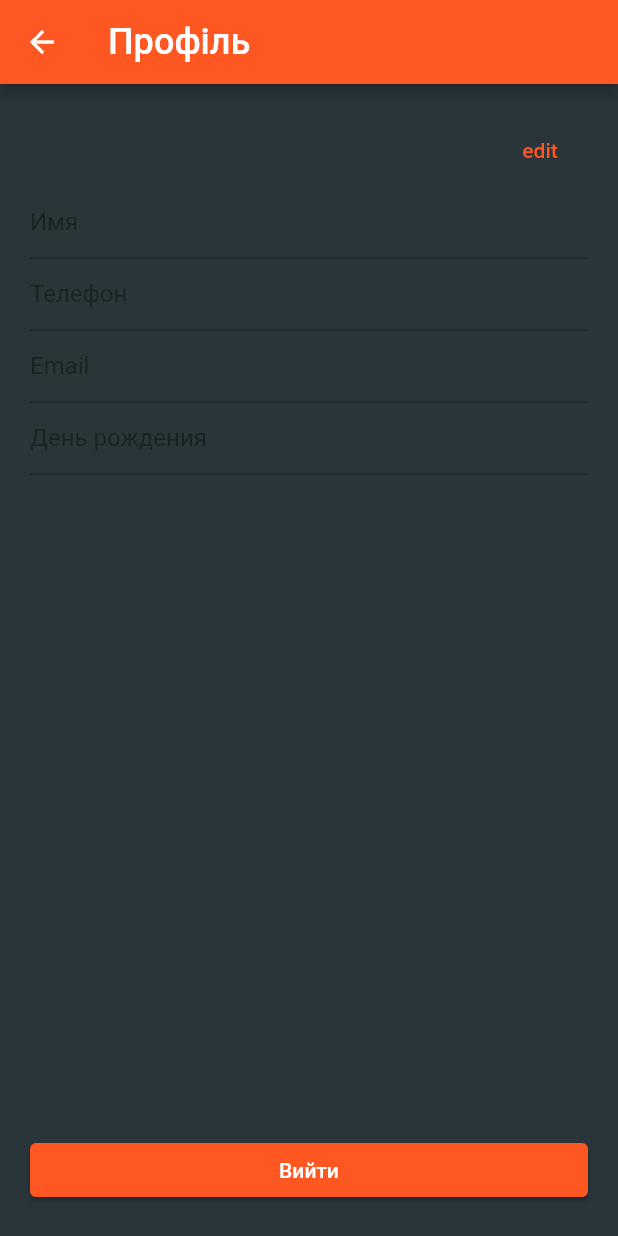
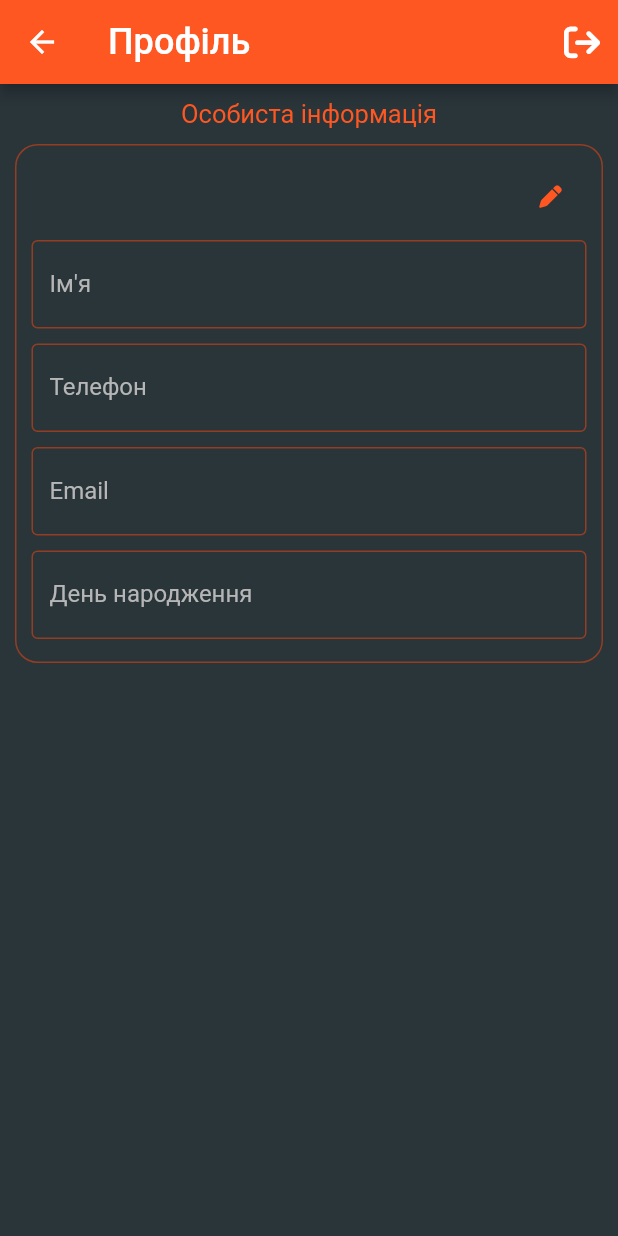
Before and after one commit to valeruchn/sample_shop, a Flutter app: the Profile screen opened by its route, on a phone screen of 412 x 824 dp. Run offline on Flutter 3.47's test engine with Material 2 defaults, Android fonts, the light colour scheme and no system bars; our stand-ins replace badges, cloud_firestore, dio, firebase_auth, firebase_core, flutter_redux and 6 more; missing offline and left inert: redux_epics; accounts and stored records are empty.

Commit message:
add profile page markup

```diff
--- a/lib/common/helpers/mocks/products_data.dart
+++ b/lib/common/helpers/mocks/products_data.dart
@@ -1,5 +1,5 @@
 // Package imports:
-import 'package:sample_shop/store/models/product.model.dart';
+import 'package:sample_shop/store/models/products/product.model.dart';
 
 // class ProductsData {
 //   final data = [
--- a/lib/common/services/products.service.dart
+++ b/lib/common/services/products.service.dart
@@ -3,7 +3,7 @@ import 'package:dio/dio.dart';
 
 // Project imports:
 import 'package:sample_shop/common/helpers/api/app_api.dart';
-import 'package:sample_shop/store/models/product.model.dart';
+import 'package:sample_shop/store/models/products/product.model.dart';
 
 Future<List<ProductModel>> getProducts({ String? category = 'all', String? search = '' }) async {
   try {
--- /dev/null
+++ b/lib/common/widgets/profile/profile_form_actions.dart
@@ -0,0 +1,55 @@
+import 'package:flutter/material.dart';
+import 'package:flutter_redux/flutter_redux.dart';
+import 'package:font_awesome_flutter/font_awesome_flutter.dart';
+import 'package:sample_shop/store/actions/user.action.dart';
+import 'package:sample_shop/store/models/user/user.model.dart';
+import 'package:sample_shop/store/reducers/reducer.dart';
+
+class ProfileFormActions extends StatelessWidget {
+  const ProfileFormActions(
+      {Key? key,
+      required this.isAllowEditing,
+      required this.toggleAllowEditing,
+      required this.createUserData,
+      required this.cancelEditing})
+      : super(key: key);
+  final bool isAllowEditing;
+  final void Function() toggleAllowEditing;
+  final void Function() cancelEditing;
+  final UserModel Function() createUserData;
+
+  @override
+  Widget build(BuildContext context) {
+    return Container(
+      child: Row(
+        mainAxisAlignment: MainAxisAlignment.end,
+        children: [
+          if (!isAllowEditing)
+            IconButton(
+                iconSize: 15.00,
+                color: Theme.of(context).primaryColor,
+                onPressed: toggleAllowEditing,
+                icon: const FaIcon(FontAwesomeIcons.pen)),
+          if (isAllowEditing)
+            IconButton(
+                iconSize: 22.00,
+                color: Theme.of(context).primaryColor,
+                onPressed: cancelEditing,
+                icon: const FaIcon(FontAwesomeIcons.xmark)),
+          if (isAllowEditing)
+            StoreConnector<AppState, dynamic>(
+                converter: (store) => (UserModel user) =>
+                    store.dispatch(UpdateProfilePending(user: user)),
+                builder: (context, updateProfile) => IconButton(
+                    iconSize: 22.00,
+                    color: Theme.of(context).primaryColor,
+                    onPressed: () {
+                      updateProfile(createUserData());
+                      toggleAllowEditing();
+                    },
+                    icon: const FaIcon(FontAwesomeIcons.floppyDisk))),
+        ],
+      ),
+    );
+  }
+}
--- /dev/null
+++ b/lib/common/widgets/profile/profile_form_field.dart
@@ -0,0 +1,73 @@
+// Flutter imports:
+import 'package:flutter/material.dart';
+
+// Package imports:
+import 'package:intl/intl.dart';
+
+class ProfileFormField extends StatelessWidget {
+  const ProfileFormField(
+      {Key? key,
+      required this.controller,
+      required this.isEditing,
+      required this.label})
+      : super(key: key);
+  final TextEditingController controller;
+  final bool isEditing;
+  final String label;
+
+  // Преобразование строки в DateTime
+  DateTime? _dateParse(String dateString) {
+    return dateString.isNotEmpty ? DateTime.parse(dateString).toUtc() : null;
+  }
+
+  // Выбор даты рождения пикер
+  Future<void> _selectDate(BuildContext context) async {
+    final DateTime? picked = await showDatePicker(
+        context: context,
+        initialDate: _dateParse(controller.text) ?? DateTime(2010),
+        firstDate: DateTime(1900),
+        lastDate: DateTime(2010));
+    if (picked != null) {
+      controller.text = DateFormat('yyyy-MM-dd').format(picked);
+    }
+  }
+
+  @override
+  Widget build(BuildContext context) {
+    return Container(
+      margin: const EdgeInsets.symmetric(vertical: 5.0),
+      child: TextFormField(
+        readOnly: label == 'День народження',
+        style: const TextStyle(color: Color(0xFFEAEAEA)),
+        controller: controller,
+        enabled: isEditing,
+        maxLength: 30,
+        decoration: InputDecoration(
+            labelText: label,
+            labelStyle: const TextStyle(color: Color(0xFFB6B6B6)),
+            border: const OutlineInputBorder(),
+            disabledBorder: const OutlineInputBorder(
+                borderSide: BorderSide(color: Color(0xFF933D23))),
+            enabledBorder: OutlineInputBorder(
+                borderSide: BorderSide(color: Theme.of(context).primaryColor)),
+            // не отображать счетчик количества символов
+            counterText: '',
+            // todo доделать обновление состояния при редактировании поля
+            suffixIcon: (isEditing && controller.text.isNotEmpty)
+                ? IconButton(
+                    color: Theme.of(context).primaryColor,
+                    icon: const Icon(Icons.clear),
+                    onPressed: controller.clear,
+                  )
+                : null),
+        onTap: label == 'День народження'
+            ? () {
+                if (isEditing) {
+                  _selectDate(context);
+                }
+              }
+            : null,
+      ),
+    );
+  }
+}
--- a/lib/screens/home_page/home_page.dart
+++ b/lib/screens/home_page/home_page.dart
@@ -5,8 +5,8 @@ import 'package:flutter/material.dart';
 // Package imports:
 import 'package:flutter_redux/flutter_redux.dart';
 import 'package:routemaster/routemaster.dart';
-import 'package:sample_shop/common/widgets/menu/menu_drawer.dart';
-import 'package:sample_shop/common/widgets/menu/search_panel.dart';
+import 'package:sample_shop/common/widgets/home_page/menu_drawer.dart';
+import 'package:sample_shop/common/widgets/home_page/search_panel.dart';
 import 'package:sample_shop/screens/home_page/product_card.dart';
 
 // Project imports:
--- a/lib/screens/product/product_details.dart
+++ b/lib/screens/product/product_details.dart
@@ -6,7 +6,7 @@ import 'package:flutter_redux/flutter_redux.dart';
 import 'package:routemaster/routemaster.dart';
 import 'package:sample_shop/common/helpers/constants/font_settings.dart';
 import 'package:sample_shop/common/widgets/cart/modal_add_to_cart.dart';
-import 'package:sample_shop/store/models/product.model.dart';
+import 'package:sample_shop/store/models/products/product.model.dart';
 import 'package:sample_shop/store/reducers/reducer.dart';
 
 class ProductDetails extends StatelessWidget {
--- a/lib/screens/profile/profile.dart
+++ b/lib/screens/profile/profile.dart
@@ -1,9 +1,11 @@
 // flutter imports:
 import 'package:flutter/material.dart';
+// Package imports:
 import 'package:flutter_redux/flutter_redux.dart';
+import 'package:font_awesome_flutter/font_awesome_flutter.dart';
+// Project imports:
 import 'package:sample_shop/common/services/auth.service.dart';
-
-// Project imports:
+import 'package:sample_shop/common/widgets/profile/logout_confirmation_modal.dart';
 import 'package:sample_shop/screens/profile/profile_data.dart';
 import 'package:sample_shop/store/models/user/user.model.dart';
 import 'package:sample_shop/store/reducers/reducer.dart';
@@ -16,30 +18,44 @@ class Profile extends StatelessWidget {
     return Scaffold(
       appBar: AppBar(
         title: const Text('Профіль'),
+        actions: [
+          IconButton(onPressed: () {
+            logoutConfirmation(context);
+          }, icon: const FaIcon(FontAwesomeIcons.arrowRightFromBracket))
+        ],
       ),
       body: Container(
         color: const Color(0xFF2A353A),
         width: double.infinity,
-        padding: const EdgeInsets.only(top: 20, left: 20, right: 20),
+        height: double.maxFinite,
+        padding: const EdgeInsets.all(10.00),
+        child: SingleChildScrollView(
           child: Column(
             mainAxisAlignment: MainAxisAlignment.spaceBetween,
             children: <Widget>[
+              Container(
+                  margin: const EdgeInsets.only(bottom: 10.00),
+                  child: Text(
+                    'Особиста інформація',
+                    style: TextStyle(
+                        color: Theme.of(context).primaryColor, fontSize: 17.00),
+                  )),
               StoreConnector<AppState, UserModel>(
                   converter: (store) => store.state.user,
-                builder: (context, user) => ProfileData(user: user)
+                  builder: (context, user) => ProfileData(user: user)),
+              // Container(
+              //   margin: const EdgeInsets.only(top: 20.0, bottom: 20.0),
+              //   width: double.infinity,
+              //   child: ElevatedButton(
+              //     onPressed: () {
+              //       authService.logOut();
+              //       Navigator.pop(context);
+              //     },
+              //     child: const Text('Вийти'),
+              //   ),
+              // )
+            ],
           ),
-            Container(
-              margin: const EdgeInsets.only(top: 20.0, bottom: 20.0),
-              width: double.infinity,
-              child: ElevatedButton(
-                onPressed: () {
-                  authService.logOut();
-                  Navigator.pop(context);
-                },
-                child: const Text('Вийти'),
-              ),
-            )
-          ],
         ),
       ),
     );
--- a/lib/screens/profile/profile_data.dart
+++ b/lib/screens/profile/profile_data.dart
@@ -1,14 +1,11 @@
 // flutter imports:
 import 'package:flutter/material.dart';
-
-// Package imports:
-import 'package:flutter_redux/flutter_redux.dart';
 import 'package:intl/intl.dart';
-import 'package:sample_shop/store/actions/user.action.dart';
+import 'package:sample_shop/common/widgets/profile/profile_form_actions.dart';
+import 'package:sample_shop/common/widgets/profile/profile_form_field.dart';
 
 // Project imports:
 import 'package:sample_shop/store/models/user/user.model.dart';
-import 'package:sample_shop/store/reducers/reducer.dart';
 
 class ProfileData extends StatefulWidget {
   const ProfileData({Key? key, required this.user}) : super(key: key);
@@ -63,18 +60,6 @@ class _ProfileDataState extends State<ProfileData> {
     return dateString.isNotEmpty ? DateTime.parse(dateString).toUtc() : null;
   }
 
-  // Выбор даты рождения пикер
-  Future<void> _selectDate(BuildContext context) async {
-    final DateTime? picked = await showDatePicker(
-        context: context,
-        initialDate: _dateParse(_birthDayController.text) ?? DateTime(2010),
-        firstDate: DateTime(1900),
-        lastDate: DateTime(2010));
-    if (picked != null) {
-      _birthDayController.text = DateFormat('yyyy-MM-dd').format(picked);
-    }
-  }
-
   // create userObject
   UserModel _createUserData() {
     return UserModel(
@@ -101,90 +86,44 @@ class _ProfileDataState extends State<ProfileData> {
 
   @override
   Widget build(BuildContext context) {
-    return Form(
-        key: _formKey,
-        child: Column(
-          children: [
-            Row(
-              mainAxisAlignment: MainAxisAlignment.end,
-              children: [
-                if (!_isAllowEditing)
-                  TextButton(
-                      onPressed: _toggleAllowEditing,
-                      child: const Text('edit')),
-                if (_isAllowEditing)
-                  StoreConnector<AppState, dynamic>(
-                      converter: (store) => (UserModel user) =>
-                          store.dispatch(UpdateProfilePending(user: user)),
-                      builder: (context, updateProfile) => TextButton(
-                          onPressed: () {
-                            updateProfile(_createUserData());
-                            _toggleAllowEditing();
-                          },
-                          child: const Text('save'))),
-                if (_isAllowEditing)
-                  TextButton(
-                      onPressed: _cancelEditing, child: const Text('cancel')),
-              ],
-            ),
-            TextFormField(
-              controller: _nameController,
-              enabled: _isAllowEditing,
-              maxLength: 30,
-              decoration: InputDecoration(
-                  hintText: 'Имя',
-                  // не отображать счетчик количества символов
-                  counterText: '',
-                  suffixIcon: _isAllowEditing && _nameController.text.isNotEmpty
-                      ? IconButton(
-                          icon: const Icon(Icons.clear),
-                          onPressed: _nameController.clear,
-                        )
-                      : null),
-            ),
-            TextFormField(
-              enabled: false,
-              controller: _phoneController,
-              // initialValue: user.phone,
-              decoration: const InputDecoration(
-                hintText: 'Телефон',
+    return Container(
+      padding: const EdgeInsets.all(10.00),
+      decoration: BoxDecoration(
+          borderRadius: BorderRadius.circular(15.0),
+          border: Border.all(width: 1.0, color: const Color(0xFF933D23))),
+      child: Form(
+          key: _formKey,
+          child: Column(
+            children: [
+              // Actions
+              ProfileFormActions(
+                  isAllowEditing: _isAllowEditing,
+                  toggleAllowEditing: _toggleAllowEditing,
+                  createUserData: _createUserData,
+                  cancelEditing: _cancelEditing),
+              // Fields
+              ProfileFormField(
+                controller: _nameController,
+                isEditing: _isAllowEditing,
+                label: "Ім'я",
               ),
-            ),
-            TextFormField(
-              controller: _emailController,
-              enabled: _isAllowEditing,
-              maxLength: 30,
-              decoration: InputDecoration(
-                  hintText: 'Email',
-                  counterText: '',
-                  suffixIcon:
-                      _isAllowEditing && _emailController.text.isNotEmpty
-                          ? IconButton(
-                              icon: const Icon(Icons.clear),
-                              onPressed: _emailController.clear,
-                            )
-                          : null),
-            ),
-            TextFormField(
-              controller: _birthDayController,
-              enabled: _isAllowEditing,
-              readOnly: true,
-              decoration: InputDecoration(
-                  hintText: 'День рождения',
-                  suffixIcon:
-                      _isAllowEditing && _birthDayController.text.isNotEmpty
-                          ? IconButton(
-                              icon: const Icon(Icons.clear),
-                              onPressed: _birthDayController.clear,
-                            )
-                          : null),
-              onTap: () {
-                if (_isAllowEditing) {
-                  _selectDate(context);
-                }
-              },
-            )
-          ],
-        ));
+              ProfileFormField(
+                controller: _phoneController,
+                isEditing: false,
+                label: 'Телефон',
+              ),
+              ProfileFormField(
+                controller: _emailController,
+                isEditing: _isAllowEditing,
+                label: 'Email',
+              ),
+              ProfileFormField(
+                controller: _birthDayController,
+                isEditing: _isAllowEditing,
+                label: 'День народження',
+              ),
+            ],
+          )),
+    );
   }
 }
--- a/lib/store/actions/products.action.dart
+++ b/lib/store/actions/products.action.dart
@@ -1,5 +1,5 @@
 // Project imports:
-import 'package:sample_shop/store/models/product.model.dart';
+import 'package:sample_shop/store/models/products/product.model.dart';
 
 class GetProductsPending {
   GetProductsPending({this.category, this.search});
--- a/lib/store/epics/products.epics.dart
+++ b/lib/store/epics/products.epics.dart
@@ -7,7 +7,7 @@ import 'package:sample_shop/common/services/products.service.dart';
 
 // Project imports:
 import 'package:sample_shop/store/actions/products.action.dart';
-import 'package:sample_shop/store/models/product.model.dart';
+import 'package:sample_shop/store/models/products/product.model.dart';
 
 Stream<void> getProductsEpic(
     Stream<dynamic> actions, EpicStore<dynamic> store) {
--- a/lib/store/reducers/products.reducer.dart
+++ b/lib/store/reducers/products.reducer.dart
@@ -1,7 +1,7 @@
 // Package imports:
 import 'package:redux/redux.dart';
 // Project imports:
-import 'package:sample_shop/store/models/product.model.dart';
+import 'package:sample_shop/store/models/products/product.model.dart';
 import 'package:sample_shop/store/actions/products.action.dart';
 
 final Reducer<List<ProductModel>> productsReducer = combineReducers<
--- a/lib/store/reducers/reducer.dart
+++ b/lib/store/reducers/reducer.dart
@@ -2,7 +2,7 @@
 import 'package:sample_shop/store/models/auth/firebase_auth_user.model.dart';
 import 'package:sample_shop/store/models/cart/cart.model.dart';
 import 'package:sample_shop/store/models/order/order.model.dart';
-import 'package:sample_shop/store/models/product.model.dart';
+import 'package:sample_shop/store/models/products/product.model.dart';
 import 'package:sample_shop/store/models/user/user.model.dart';
 import 'package:sample_shop/store/reducers/auth.reducer.dart';
 import 'package:sample_shop/store/reducers/cart.reducer.dart';
--- a/lib/store/store.dart
+++ b/lib/store/store.dart
@@ -12,7 +12,7 @@ import 'package:sample_shop/store/epics/user.epics.dart';
 import 'package:sample_shop/store/models/auth/firebase_auth_user.model.dart';
 import 'package:sample_shop/store/models/cart/cart.model.dart';
 import 'package:sample_shop/store/models/order/order.model.dart';
-import 'package:sample_shop/store/models/product.model.dart';
+import 'package:sample_shop/store/models/products/product.model.dart';
 import 'package:sample_shop/store/models/user/user.model.dart';
 
 AppState initialState = AppState(
```
Also changed, not shown: lib/common/widgets/profile/logout_confirmation_modal.dart (added, +63 -0 lines), lib/common/widgets/home_page/menu_drawer.dart (renamed from lib/common/widgets/menu/menu_drawer.dart), lib/common/widgets/home_page/search_panel.dart (renamed from lib/common/widgets/menu/search_panel.dart), lib/store/models/products/product.model.dart (renamed from lib/store/models/product.model.dart), lib/store/models/products/product.model.g.dart (renamed from lib/store/models/product.model.g.dart). Lines whose indentation alone changed are shown as unchanged.
